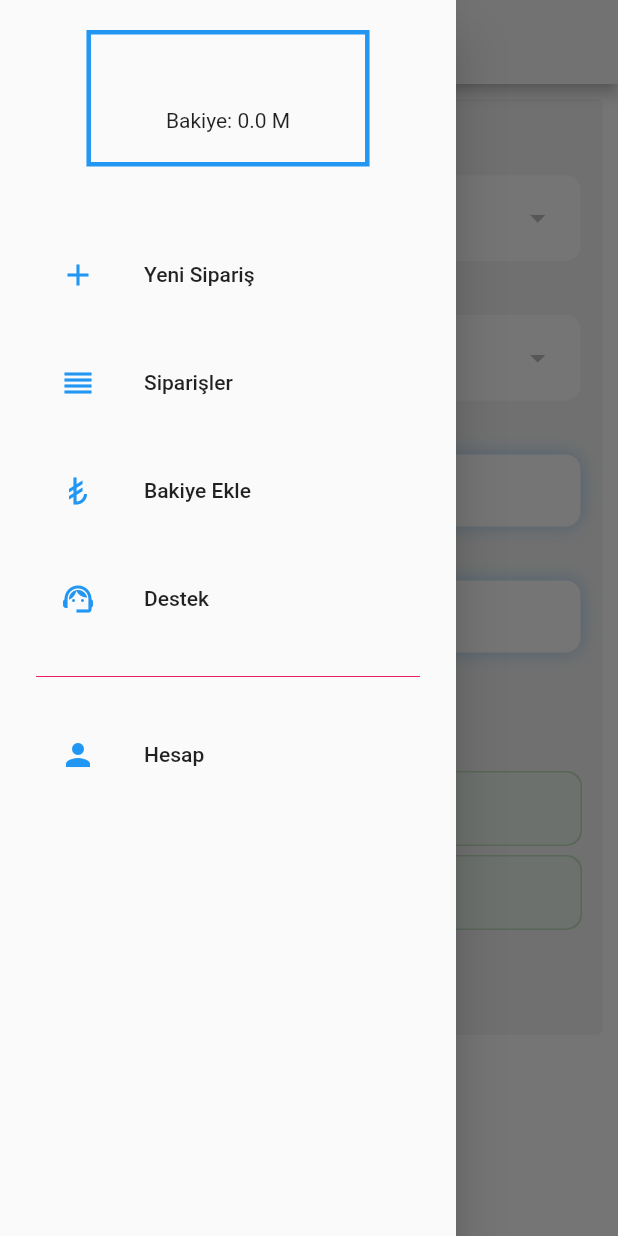
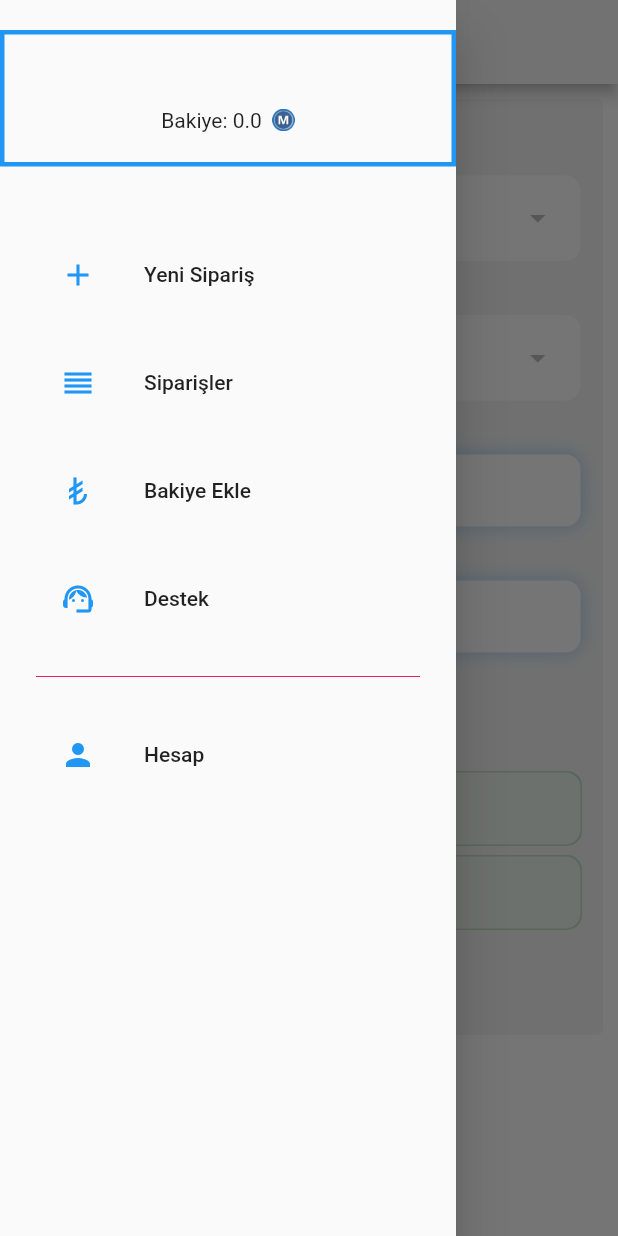
Before and after one commit to musaguzel/musmeramedya, a Flutter app: the screen it shows once a user with an empty profile is signed in, with the side drawer open, on a phone screen of 412 x 824 dp. Run offline on Flutter 3.47's test engine with Material 2 defaults, Android fonts, the phone set to English and light mode, and no system bars; our stand-ins replace cloud_firestore, connectivity_plus, firebase_auth, firebase_core, flutter_mobx, lottie and 5 more; accounts and stored records are empty; generated files the repository leaves out were written again.

Commit message:
geliştirmeler yapıldı

```diff
--- a/lib/main.dart
+++ b/lib/main.dart
@@ -42,10 +42,10 @@ class MyApp extends StatelessWidget {
 
 
 /*
-Tasarım responsive olacak
 M para birimi tasarla
 domain al
 gerçek değerleri veritabanına gir
+son kez butonları ayarla
 */
 
 
--- a/lib/ui/_widgets/drawer/navigation_drawer.dart
+++ b/lib/ui/_widgets/drawer/navigation_drawer.dart
@@ -1,6 +1,7 @@
 import 'package:firebase_auth/firebase_auth.dart';
 import 'package:flutter/material.dart';
 import 'package:flutter_mobx/flutter_mobx.dart';
+import 'package:musmeramedya/core/extension/string_extension.dart';
 import 'package:musmeramedya/core/init/navigation/navigation_service.dart';
 import '../../../core/init/constants/navigation/navigation_constants.dart';
 import '../../main/view/main_page.dart';
@@ -40,7 +41,13 @@ class NavigationDrawerMain extends StatelessWidget {
           child: Column(
             children: [
               Text(userModelGlobal.fullName,style: const TextStyle(fontSize: 25),),
-              Text("Bakiye: ${userModelGlobal.balance.toString()} M"),
+              Row(
+                mainAxisAlignment: MainAxisAlignment.center,
+                children: [
+                  Text("Bakiye: ${userModelGlobal.balance.toString()}  "),
+                  Image.asset('mcoin'.toPNG,height: 15,width: 15,)
+                ],
+              ),
             ],
           ),
         ),
```
Also changed, not shown: assets/images/mcoin.png (added).
